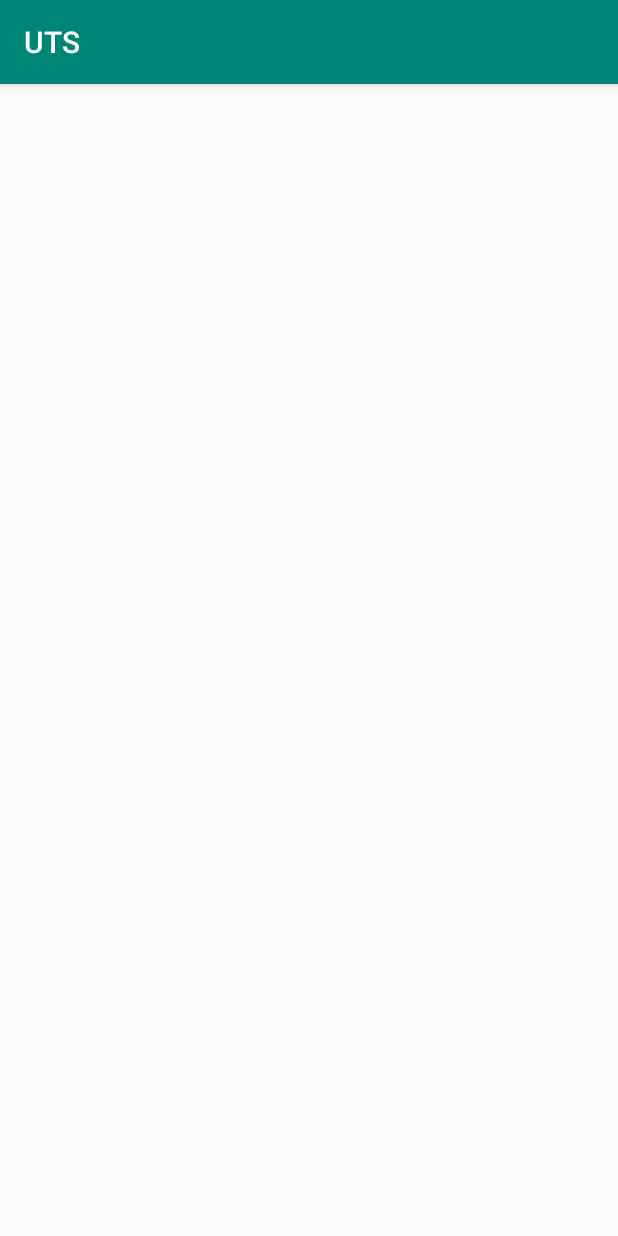
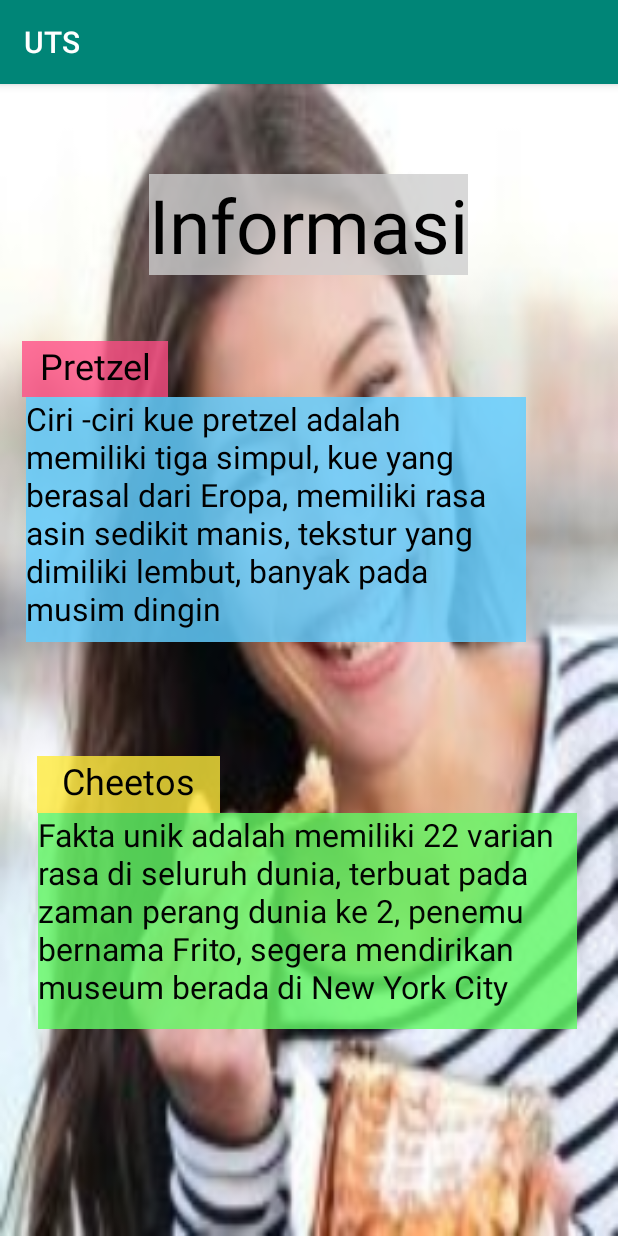
Before and after one commit to CesarDarryl/UTS, an Android app: the InfoActivity screen opened directly, with no data from a screen before it, on a phone screen of 412 x 824 dp. Run offline under Robolectric (Android 15) with nearby library versions, the phone set to English and light mode, and no system bars.

Commit message:
InfoActivity has done, all of task has done

```diff
--- a/app/src/main/res/layout/activity_info.xml
+++ b/app/src/main/res/layout/activity_info.xml
@@ -4,6 +4,76 @@
     xmlns:tools="http://schemas.android.com/tools"
     android:layout_width="match_parent"
     android:layout_height="match_parent"
-    tools:context=".activities.InfoActivity">
+    tools:context=".activities.InfoActivity"
+    android:background="@drawable/makansnack">
 
+    <TextView
+        android:id="@+id/textView22"
+        android:layout_width="wrap_content"
+        android:layout_height="wrap_content"
+        android:layout_marginTop="60dp"
+        android:background="#CBCFCFCF"
+        android:text="Informasi"
+        android:textColor="#000000"
+        android:textSize="50sp"
+        app:layout_constraintEnd_toEndOf="parent"
+        app:layout_constraintHorizontal_bias="0.497"
+        app:layout_constraintStart_toStartOf="parent"
+        app:layout_constraintTop_toTopOf="parent" />
+
+    <TextView
+        android:id="@+id/textView23"
+        android:layout_width="97dp"
+        android:layout_height="37dp"
+        android:layout_marginTop="44dp"
+        android:background="#C8FF4D85"
+        android:text="Pretzel"
+        android:textAlignment="center"
+        android:textColor="#000000"
+        android:textSize="24sp"
+        app:layout_constraintEnd_toEndOf="parent"
+        app:layout_constraintHorizontal_bias="0.047"
+        app:layout_constraintStart_toStartOf="parent"
+        app:layout_constraintTop_toBottomOf="@+id/textView22" />
+
+    <TextView
+        android:id="@+id/textView24"
+        android:layout_width="333dp"
+        android:layout_height="163dp"
+        android:background="#D564CEFF"
+        android:text="Ciri -ciri kue pretzel adalah memiliki tiga simpul, kue yang berasal dari Eropa, memiliki rasa asin sedikit manis, tekstur yang dimiliki lembut, banyak pada musim dingin"
+        android:textColor="#000000"
+        android:textSize="21sp"
+        app:layout_constraintEnd_toEndOf="parent"
+        app:layout_constraintHorizontal_bias="0.222"
+        app:layout_constraintStart_toStartOf="parent"
+        app:layout_constraintTop_toBottomOf="@+id/textView23" />
+
+    <TextView
+        android:id="@+id/textView25"
+        android:layout_width="122dp"
+        android:layout_height="38dp"
+        android:layout_marginTop="76dp"
+        android:background="#CBFFEB3B"
+        android:text="Cheetos"
+        android:textAlignment="center"
+        android:textColor="#000000"
+        android:textSize="24sp"
+        app:layout_constraintEnd_toEndOf="parent"
+        app:layout_constraintHorizontal_bias="0.086"
+        app:layout_constraintStart_toStartOf="parent"
+        app:layout_constraintTop_toBottomOf="@+id/textView24" />
+
+    <TextView
+        android:id="@+id/textView26"
+        android:layout_width="359dp"
+        android:layout_height="144dp"
+        android:background="#CD63FA67"
+        android:text="Fakta unik adalah memiliki 22 varian rasa di seluruh dunia, terbuat pada zaman perang dunia ke 2, penemu bernama Frito, segera mendirikan museum berada di New York City"
+        android:textColor="#FA000000"
+        android:textSize="21sp"
+        app:layout_constraintEnd_toEndOf="parent"
+        app:layout_constraintHorizontal_bias="0.48"
+        app:layout_constraintStart_toStartOf="parent"
+        app:layout_constraintTop_toBottomOf="@+id/textView25" />
 </androidx.constraintlayout.widget.ConstraintLayout>
```
Also changed, not shown: app/src/main/res/drawable/makansnack.jpg (added).
